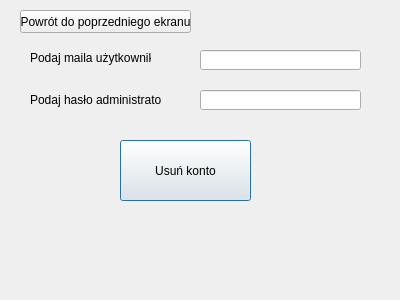
First picture: the form in MAIN_MENU/admin_acc_delete.ui, repository Gierlaszek/Banking-System-Sym, before the edit.
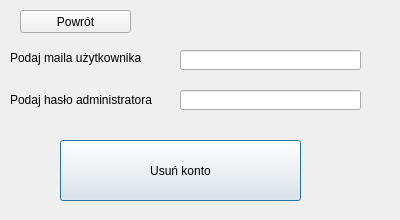
Second picture: the form after the edit.

```diff
--- a/MAIN_MENU/admin_acc_delete.ui
+++ b/MAIN_MENU/admin_acc_delete.ui
@@ -7,7 +7,7 @@
     <x>0</x>
     <y>0</y>
     <width>400</width>
-    <height>300</height>
+    <height>220</height>
    </rect>
   </property>
   <property name="windowTitle">
@@ -16,9 +16,9 @@
   <widget class="QLabel" name="label">
    <property name="geometry">
     <rect>
-     <x>30</x>
+     <x>10</x>
      <y>50</y>
-     <width>121</width>
+     <width>161</width>
      <height>16</height>
     </rect>
    </property>
@@ -29,9 +29,9 @@
   <widget class="QLabel" name="label_2">
    <property name="geometry">
     <rect>
-     <x>30</x>
+     <x>10</x>
      <y>90</y>
-     <width>131</width>
+     <width>171</width>
      <height>20</height>
     </rect>
    </property>
@@ -42,9 +42,9 @@
   <widget class="QLineEdit" name="user_mail">
    <property name="geometry">
     <rect>
-     <x>200</x>
+     <x>180</x>
      <y>50</y>
-     <width>161</width>
+     <width>181</width>
      <height>20</height>
     </rect>
    </property>
@@ -52,9 +52,9 @@
   <widget class="QLineEdit" name="pass_confirm">
    <property name="geometry">
     <rect>
-     <x>200</x>
+     <x>180</x>
      <y>90</y>
-     <width>161</width>
+     <width>181</width>
      <height>20</height>
     </rect>
    </property>
@@ -65,9 +65,9 @@
   <widget class="QPushButton" name="del_button">
    <property name="geometry">
     <rect>
-     <x>120</x>
+     <x>60</x>
      <y>140</y>
-     <width>131</width>
+     <width>241</width>
      <height>61</height>
     </rect>
    </property>
@@ -80,12 +80,12 @@
     <rect>
      <x>20</x>
      <y>10</y>
-     <width>171</width>
+     <width>111</width>
      <height>23</height>
     </rect>
    </property>
    <property name="text">
-    <string>Powrót do poprzedniego ekranu</string>
+    <string>Powrót</string>
    </property>
   </widget>
  </widget>
```
